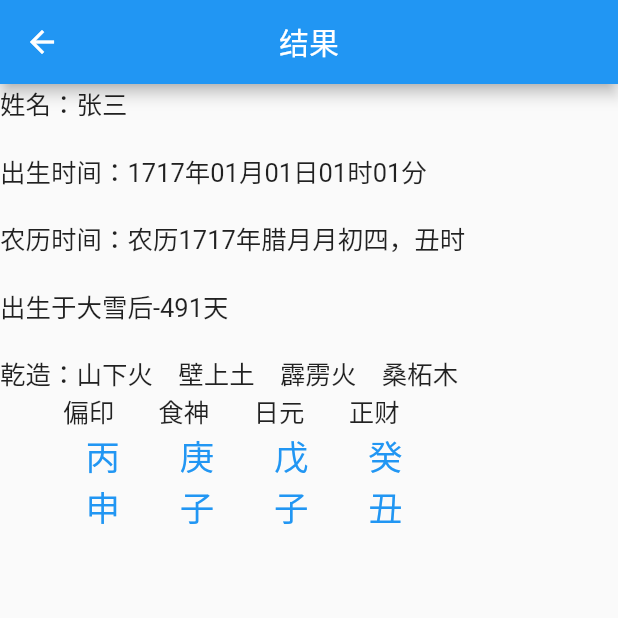
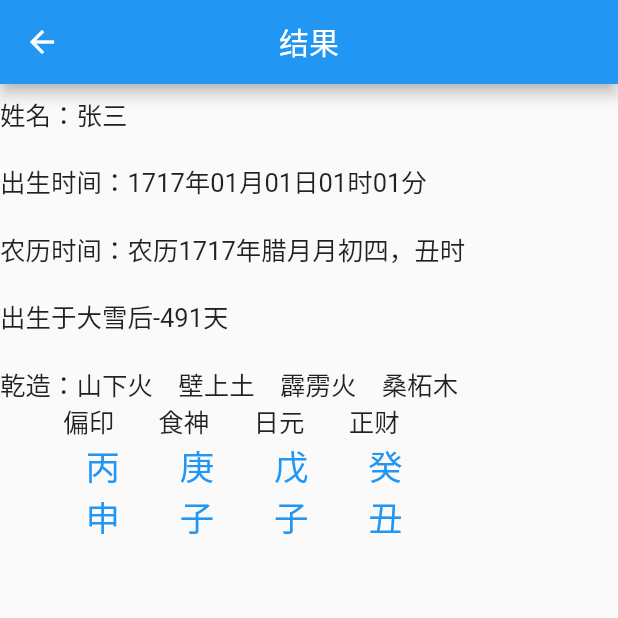
Before and after one commit to virgoC0der/generateBazi, a Flutter app: the screen it shows after launch, after a tap on "八字排盘", on a phone screen of 412 x 824 dp, the top half of it. Run offline on Flutter 3.47's test engine with Material 2 defaults, Android fonts, the phone set to English and light mode, and no system bars; our stand-ins replace dio, flutter_screenutil; missing offline and left inert: flutter_cupertino_date_picker.

Commit message:
[UPDATE]Alter result page layout.

```diff
--- a/lib/ResultPage.dart
+++ b/lib/ResultPage.dart
@@ -127,6 +127,7 @@ class _ResultPageState extends State<ResultPage> {
         title: Text("结果"),
       ),
       body: ListView(
+        padding: EdgeInsets.only(top: 7),
         children: <Widget>[
           Container(
             child: Text("姓名：" + name, style: TextStyle(fontSize: 17)),
```
Also changed, not shown: 1 other file.
